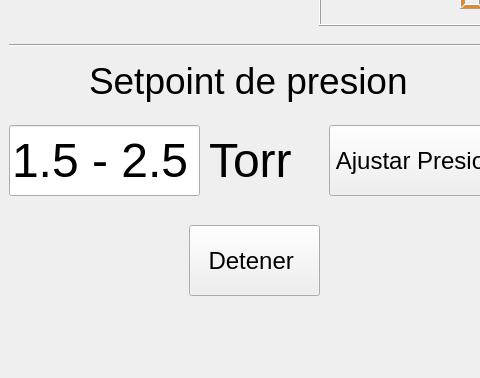
First picture: the form in software-aura1000/gui/pyqt_gui.ui, repository pablinleiva235/Proyecto-Final, before the edit; both pictures show x 0 to 480 and y 494 to 872 of the 955 by 872 pixel window.
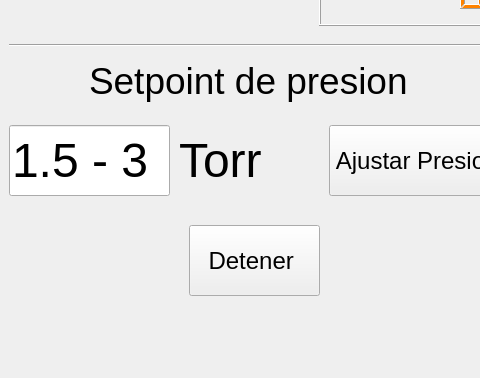
Second picture: the form after the edit. The open tabs and pages were chosen to show the change. Icons and pictures are not drawn.

```diff
--- a/software-aura1000/gui/pyqt_gui.ui
+++ b/software-aura1000/gui/pyqt_gui.ui
@@ -1262,7 +1262,7 @@
          <rect>
           <x>0</x>
           <y>610</y>
-          <width>191</width>
+          <width>161</width>
           <height>71</height>
          </rect>
         </property>
@@ -1272,7 +1272,7 @@
          </font>
         </property>
         <property name="text">
-         <string>1.5 - 2.5</string>
+         <string>1.5 - 3</string>
         </property>
        </widget>
        <widget class="QLabel" name="ThrottleMenu_pressureUnit_lbl_2">
@@ -1312,7 +1312,7 @@
        <widget class="QLabel" name="ThrottleMenu_setpoint_pressure_unit_lbl">
         <property name="geometry">
          <rect>
-          <x>200</x>
+          <x>170</x>
           <y>600</y>
           <width>91</width>
           <height>91</height>
@@ -1351,25 +1351,6 @@
          <string>Setpoint de presion</string>
         </property>
        </widget>
-       <widget class="QLabel" name="label_2">
-        <property name="geometry">
-         <rect>
-          <x>240</x>
-          <y>610</y>
-          <width>61</width>
-          <height>81</height>
-         </rect>
-        </property>
-        <property name="text">
-         <string/>
-        </property>
-        <property name="pixmap">
-         <pixmap>../../../../../Downloads/arrow2.jpg</pixmap>
-        </property>
-        <property name="scaledContents">
-         <bool>true</bool>
-        </property>
-       </widget>
        <widget class="QPushButton" name="ThrottleMenu_pressure_set">
         <property name="geometry">
          <rect>
```
Left out of the diff: 6 changed lines with no effect on the pictures.
